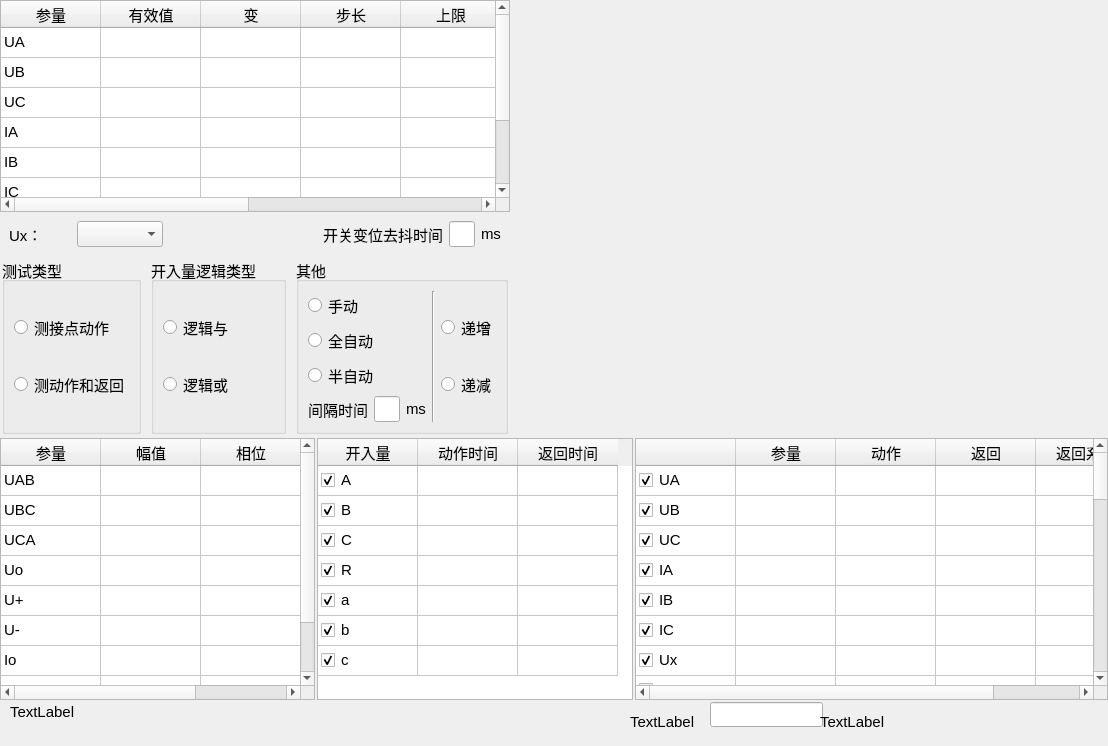
Old version of the form energy/ui/test01/ui_001.ui in the repository AgueroZzz/Electric-energy-detection.
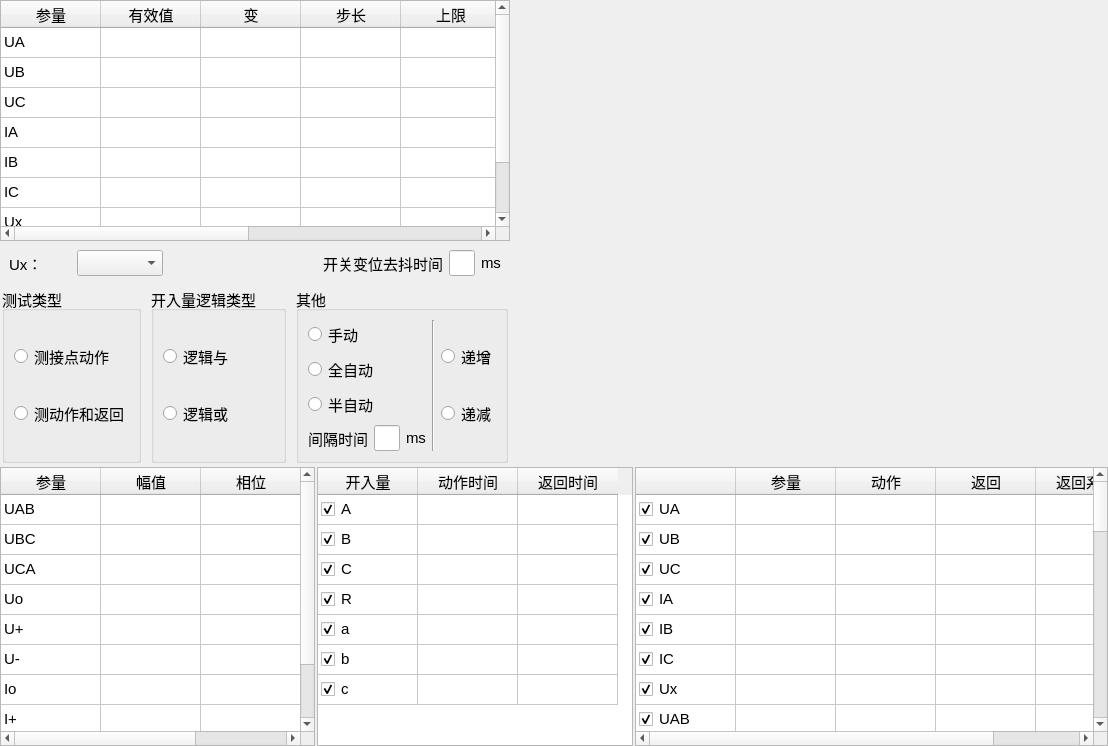
New version of the form.

The edit to the form file:
```diff
--- a/energy/ui/test01/ui_001.ui
+++ b/energy/ui/test01/ui_001.ui
@@ -18,7 +18,7 @@
   <property name="windowTitle">
    <string>Form</string>
   </property>
-  <layout class="QVBoxLayout" name="verticalLayout_4" stretch="10,6,1">
+  <layout class="QVBoxLayout" name="verticalLayout_4" stretch="5,3">
    <property name="spacing">
     <number>2</number>
    </property>
@@ -971,59 +971,6 @@
      </item>
     </layout>
    </item>
-   <item>
-    <widget class="QWidget" name="status_widget" native="true">
-     <widget class="QLabel" name="label_6">
-      <property name="geometry">
-       <rect>
-        <x>10</x>
-        <y>0</y>
-        <width>69</width>
-        <height>19</height>
-       </rect>
-      </property>
-      <property name="text">
-       <string>TextLabel</string>
-      </property>
-     </widget>
-     <widget class="QLabel" name="label_7">
-      <property name="geometry">
-       <rect>
-        <x>630</x>
-        <y>10</y>
-        <width>69</width>
-        <height>19</height>
-       </rect>
-      </property>
-      <property name="text">
-       <string>TextLabel</string>
-      </property>
-     </widget>
-     <widget class="QLineEdit" name="lineEdit_3">
-      <property name="geometry">
-       <rect>
-        <x>710</x>
-        <y>0</y>
-        <width>113</width>
-        <height>25</height>
-       </rect>
-      </property>
-     </widget>
-     <widget class="QLabel" name="label_8">
-      <property name="geometry">
-       <rect>
-        <x>820</x>
-        <y>10</y>
-        <width>69</width>
-        <height>19</height>
-       </rect>
-      </property>
-      <property name="text">
-       <string>TextLabel</string>
-      </property>
-     </widget>
-    </widget>
-   </item>
   </layout>
  </widget>
  <resources/>
```
